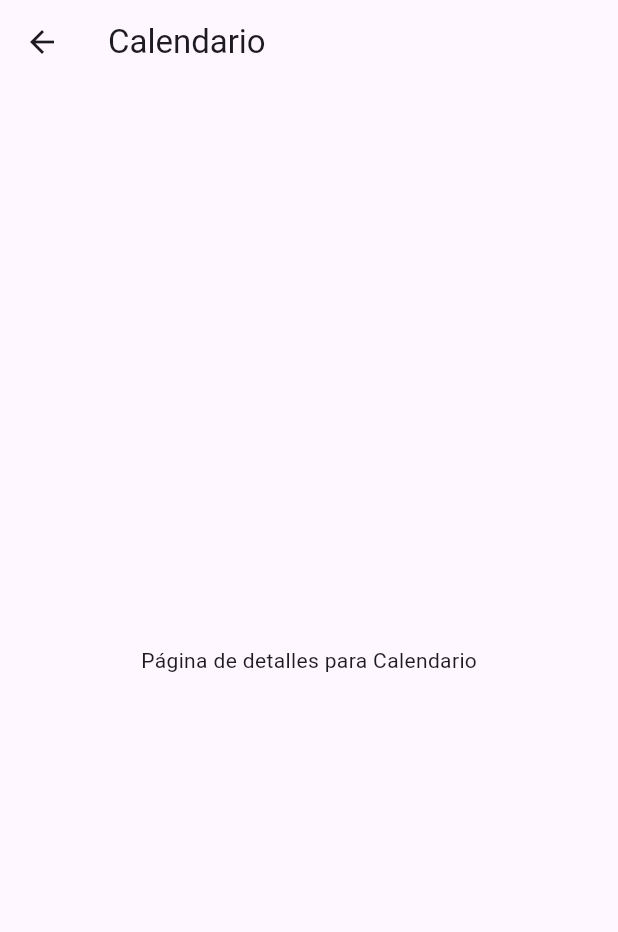
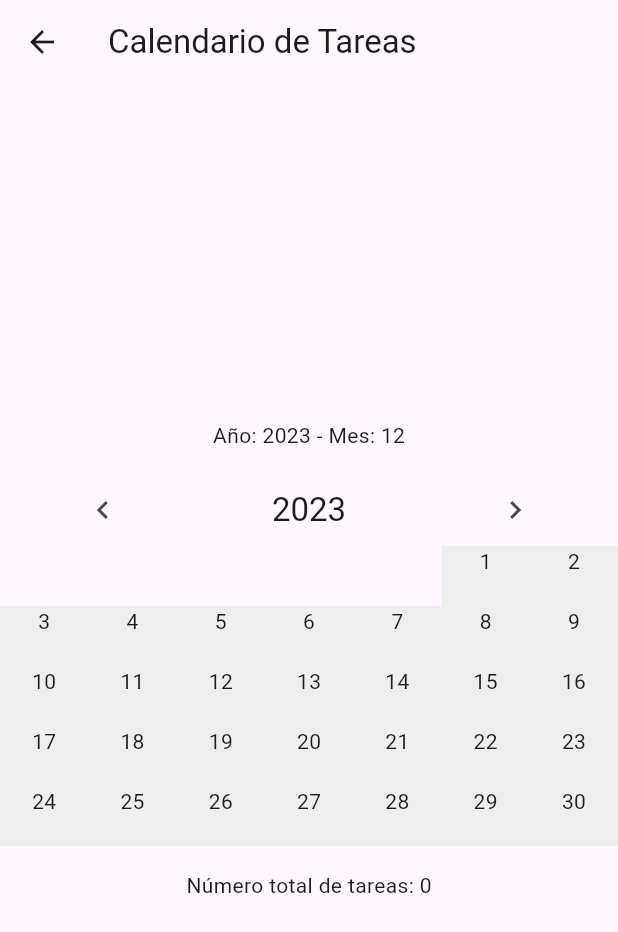
Before and after one commit to jhonatan1997ac/hormi, a Flutter app: the Home screen opened by its route, after a tap on "Calendario", on a phone screen of 412 x 824 dp. Shown: the top 932 px of the screen. Run offline on Flutter 3.47's test engine with Material 3 defaults, Android fonts, the phone set to English and light mode, and no system bars; our stand-ins replace cloud_firestore, firebase_core; accounts and stored records are empty.

Commit message:
cambio 2

```diff
--- a/lib/pages/inicio/home.dart
+++ b/lib/pages/inicio/home.dart
@@ -9,11 +9,8 @@ class MyApp extends StatelessWidget {
 
   @override
   Widget build(BuildContext context) {
-    return MaterialApp(
+    return const MaterialApp(
       home: Home(),
-      routes: {
-        '/conf': (context) => const ConfiguracionPage(),
-      },
     );
   }
 }
@@ -39,15 +36,15 @@ class Home extends StatelessWidget {
               icon: Icons.settings,
               color: Colors.green,
               onTap: () {
-                _navigateToPage(context, 'Configuración');
+                Navigator.pushNamed(context, '/conf');
               },
             ),
             HomeCard(
-              title: 'Uso de Datos',
-              icon: Icons.data_usage,
+              title: 'Presupuestos',
+              icon: Icons.attach_money_outlined,
               color: Colors.blue,
               onTap: () {
-                _navigateToPage(context, 'Uso de Datos');
+                Navigator.pushNamed(context, '/pres');
               },
             ),
             HomeCard(
@@ -55,15 +52,15 @@ class Home extends StatelessWidget {
               icon: Icons.calendar_month,
               color: Colors.orange,
               onTap: () {
-                _navigateToPage(context, 'Calendario');
+                Navigator.pushNamed(context, '/cale');
               },
             ),
             HomeCard(
-              title: 'Opción 4',
+              title: '',
               icon: Icons.star,
               color: Colors.purple,
               onTap: () {
-                _navigateToPage(context, 'Opción 4');
+                Navigator.pushNamed(context, '/tare');
               },
             ),
             HomeCard(
@@ -71,7 +68,7 @@ class Home extends StatelessWidget {
               icon: Icons.access_alarm,
               color: Colors.red,
               onTap: () {
-                _navigateToPage(context, 'Opción 5');
+                // Mantén este espacio vacío si no deseas ninguna acción.
               },
             ),
             HomeCard(
@@ -79,7 +76,7 @@ class Home extends StatelessWidget {
               icon: Icons.camera,
               color: Colors.teal,
               onTap: () {
-                _navigateToPage(context, 'Opción 6');
+                // Mantén este espacio vacío si no deseas ninguna acción.
               },
             ),
             HomeCard(
@@ -87,7 +84,7 @@ class Home extends StatelessWidget {
               icon: Icons.bluetooth,
               color: Colors.indigo,
               onTap: () {
-                _navigateToPage(context, 'Opción 7');
+                // Mantén este espacio vacío si no deseas ninguna acción.
               },
             ),
             HomeCard(
@@ -95,7 +92,7 @@ class Home extends StatelessWidget {
               icon: Icons.airplanemode_active,
               color: Colors.amber,
               onTap: () {
-                _navigateToPage(context, 'Opción 8');
+                // Mantén este espacio vacío si no deseas ninguna acción.
               },
             ),
             HomeCard(
@@ -103,7 +100,7 @@ class Home extends StatelessWidget {
               icon: Icons.attach_money,
               color: Colors.brown,
               onTap: () {
-                _navigateToPage(context, 'Opción 9');
+                // Mantén este espacio vacío si no deseas ninguna acción.
               },
             ),
             HomeCard(
@@ -111,20 +108,11 @@ class Home extends StatelessWidget {
               icon: Icons.beach_access,
               color: Colors.deepPurple,
               onTap: () {
-                _navigateToPage(context, 'Opción 10');
+                // Mantén este espacio vacío si no deseas ninguna acción.
               },
             ),
           ],
         ),
-      ),
-    );
-  }
-
-  void _navigateToPage(BuildContext context, String pageTitle) {
-    Navigator.push(
-      context,
-      MaterialPageRoute(
-        builder: (context) => DetailPage(title: pageTitle),
       ),
     );
   }
@@ -151,7 +139,7 @@ class HomeCard extends StatelessWidget {
       child: ElevatedButton(
         onPressed: onTap,
         style: ElevatedButton.styleFrom(
-          primary: color,
+          backgroundColor: color,
           elevation: 4.0,
         ),
         child: Column(
@@ -176,37 +164,3 @@ class HomeCard extends StatelessWidget {
     );
   }
 }
-
-class DetailPage extends StatelessWidget {
-  final String title;
-
-  const DetailPage({super.key, required this.title});
-
-  @override
-  Widget build(BuildContext context) {
-    return Scaffold(
-      appBar: AppBar(
-        title: Text(title),
-      ),
-      body: Center(
-        child: Text('Página de detalles para $title'),
-      ),
-    );
-  }
-}
-
-class ConfiguracionPage extends StatelessWidget {
-  const ConfiguracionPage({Key? key}) : super(key: key);
-
-  @override
-  Widget build(BuildContext context) {
-    return Scaffold(
-      appBar: AppBar(
-        title: const Text('Configuración'),
-      ),
-      body: const Center(
-        child: Text('Esta es la página de configuración'),
-      ),
-    );
-  }
-}
--- /dev/null
+++ b/lib/pages/inicio/usabilidad/calendario.dart
@@ -0,0 +1,287 @@
+import 'package:flutter/material.dart';
+
+void main() {
+  runApp(const CalendarApp());
+}
+
+class CalendarApp extends StatelessWidget {
+  const CalendarApp({Key? key}) : super(key: key);
+
+  @override
+  Widget build(BuildContext context) {
+    return const MaterialApp(
+      home: Calendario(),
+    );
+  }
+}
+
+class Calendario extends StatefulWidget {
+  const Calendario({Key? key}) : super(key: key);
+
+  @override
+  _CalendarioState createState() => _CalendarioState();
+}
+
+class _CalendarioState extends State<Calendario> {
+  late DateTime _selectedDate;
+  final CalendarData _calendarData = CalendarData({});
+
+  @override
+  void initState() {
+    super.initState();
+    _selectedDate = DateTime.now();
+  }
+
+  @override
+  Widget build(BuildContext context) {
+    return Scaffold(
+      appBar: AppBar(
+        title: const Text('Calendario de Tareas'),
+      ),
+      body: Center(
+        child: Column(
+          mainAxisAlignment: MainAxisAlignment.center,
+          children: [
+            Text('Año: ${_selectedDate.year} - Mes: ${_selectedDate.month}'),
+            const SizedBox(height: 16),
+            CalendarWidget(
+              calendarData: _calendarData,
+              selectedDate: _selectedDate,
+              onDateTapped: (date) => _showAddTaskDialog(context, date),
+              onMonthChanged: (newMonth) {
+                setState(() {
+                  _selectedDate = DateTime(_selectedDate.year, newMonth, 1);
+                });
+              },
+            ),
+            const SizedBox(height: 16),
+            Text('Número total de tareas: ${_calendarData.totalTasks}'),
+          ],
+        ),
+      ),
+    );
+  }
+
+  Future<void> _showAddTaskDialog(BuildContext context, DateTime date) async {
+    String task = '';
+    await showDialog(
+      context: context,
+      builder: (BuildContext context) {
+        return AlertDialog(
+          title: const Text('Agregar Tarea'),
+          content: TextField(
+            onChanged: (value) {
+              task = value;
+            },
+            decoration: const InputDecoration(labelText: 'Nombre de la tarea'),
+          ),
+          actions: [
+            TextButton(
+              onPressed: () {
+                Navigator.of(context).pop();
+              },
+              child: const Text('Cancelar'),
+            ),
+            TextButton(
+              onPressed: () {
+                _calendarData.addEvent(date, task);
+                Navigator.of(context).pop();
+                _navigateToTareaPage(context); // Navegar a la página de tareas
+              },
+              child: const Text('Agregar'),
+            ),
+          ],
+        );
+      },
+    );
+  }
+
+  void _navigateToTareaPage(BuildContext context) {
+    Navigator.push(
+      context,
+      MaterialPageRoute(
+        builder: (context) => TareaPage(calendarData: _calendarData),
+      ),
+    );
+  }
+}
+
+class CalendarWidget extends StatelessWidget {
+  final CalendarData calendarData;
+  final DateTime selectedDate;
+  final Function(DateTime) onDateTapped;
+  final Function(int) onMonthChanged;
+
+  const CalendarWidget({
+    Key? key,
+    required this.calendarData,
+    required this.selectedDate,
+    required this.onDateTapped,
+    required this.onMonthChanged,
+  }) : super(key: key);
+
+  @override
+  Widget build(BuildContext context) {
+    return Column(
+      children: [
+        Row(
+          mainAxisAlignment: MainAxisAlignment.spaceAround,
+          children: [
+            IconButton(
+              icon: Icon(Icons.chevron_left),
+              onPressed: () {
+                onMonthChanged(selectedDate.month - 1);
+              },
+            ),
+            Text(
+              '${selectedDate.year}',
+              style: Theme.of(context).textTheme.headline6,
+            ),
+            IconButton(
+              icon: Icon(Icons.chevron_right),
+              onPressed: () {
+                onMonthChanged(selectedDate.month + 1);
+              },
+            ),
+          ],
+        ),
+        TableCalendar(
+          calendarData: calendarData,
+          selectedDate: selectedDate,
+          onDateTapped: onDateTapped,
+        ),
+      ],
+    );
+  }
+}
+
+class TableCalendar extends StatelessWidget {
+  final CalendarData calendarData;
+  final DateTime selectedDate;
+  final Function(DateTime) onDateTapped;
+
+  const TableCalendar({
+    Key? key,
+    required this.calendarData,
+    required this.selectedDate,
+    required this.onDateTapped,
+  }) : super(key: key);
+
+  @override
+  Widget build(BuildContext context) {
+    final DateTime firstDayOfMonth =
+        DateTime(selectedDate.year, selectedDate.month, 1);
+    final int daysInMonth =
+        DateTime(selectedDate.year, selectedDate.month + 1, 0).day;
+    final int startWeekday = firstDayOfMonth.weekday;
+
+    return Table(
+      children: List.generate(
+        ((daysInMonth + startWeekday - 1) / 7).ceil(),
+        (index) => TableRow(
+          children: List.generate(
+            7,
+            (index2) {
+              final day = index * 7 + index2 + 1 - startWeekday;
+              if (day > 0 && day <= daysInMonth) {
+                final date =
+                    DateTime(selectedDate.year, selectedDate.month, day);
+                final events = calendarData.getEvents(date);
+                return TableCell(
+                  child: InkWell(
+                    onTap: () => onDateTapped(date),
+                    child: Container(
+                      height: 40,
+                      color: Colors.grey[200],
+                      child: Column(
+                        children: [
+                          Text('$day'),
+                          if (events.isNotEmpty) ...[
+                            const SizedBox(height: 4),
+                            for (final event in events) Text(event),
+                          ],
+                        ],
+                      ),
+                    ),
+                  ),
+                );
+              } else {
+                return const TableCell(child: SizedBox());
+              }
+            },
+          ),
+        ),
+      ),
+    );
+  }
+}
+
+class CalendarData {
+  final Map<DateTime, List<String>> events;
+
+  CalendarData(this.events);
+
+  void addEvent(DateTime date, String task) {
+    if (events.containsKey(date)) {
+      events[date]!.add(task);
+    } else {
+      events[date] = [task];
+    }
+  }
+
+  List<String> getEvents(DateTime date) {
+    return events[date] ?? [];
+  }
+
+  int get totalTasks {
+    return events.values.fold(0, (count, tasks) => count + tasks.length);
+  }
+}
+
+class TareaPage extends StatelessWidget {
+  final CalendarData calendarData;
+
+  const TareaPage({Key? key, required this.calendarData}) : super(key: key);
+
+  @override
+  Widget build(BuildContext context) {
+    return Tarea(calendarData: calendarData);
+  }
+}
+
+class Tarea extends StatelessWidget {
+  final CalendarData calendarData;
+
+  const Tarea({Key? key, required this.calendarData}) : super(key: key);
+
+  @override
+  Widget build(BuildContext context) {
+    return Scaffold(
+      appBar: AppBar(
+        title: const Text('Lista de Tareas'),
+      ),
+      body: Column(
+        children: [
+          Text('Número total de tareas: ${calendarData.totalTasks}'),
+          Expanded(
+            child: ListView.builder(
+              itemCount: calendarData.events.length,
+              itemBuilder: (context, index) {
+                final date = calendarData.events.keys.toList()[index];
+                final tasks = calendarData.events[date] ?? [];
+
+                return ListTile(
+                  title: Text('Fecha: $date'),
+                  subtitle: Column(
+                    crossAxisAlignment: CrossAxisAlignment.start,
+                    children: tasks.map((task) => Text(task)).toList(),
+                  ),
+                );
+              },
+            ),
+          ),
+        ],
+      ),
+    );
+  }
+}
--- a/pubspec.yaml
+++ b/pubspec.yaml
@@ -13,6 +13,7 @@ dependencies:
   firebase_core: ^2.22.0
   cloud_firestore: ^4.13.1
   flare_flutter: ^3.0.0
+  table_calendar: ^3.0.1
 
 dev_dependencies:
   flutter_test:
```
Also changed, not shown: lib/main.dart (+8 -2 lines), lib/pages/inicio/configuraciones_uso/calendario.dart (added, +21 -0 lines), lib/pages/inicio/usabilidad/presupuesto.dart (added, +140 -0 lines), lib/pages/inicio/usabilidad/tarea.dart (added, +32 -0 lines), pubspec.lock.
